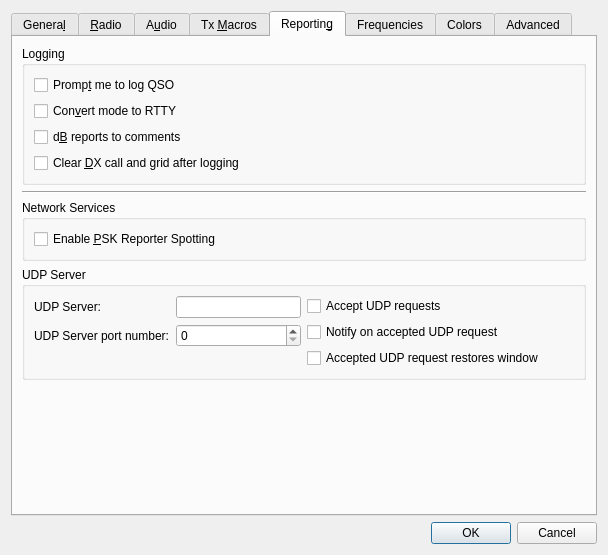
The window that Configuration.ui (saitohirga/WSJT-X) describes before a commit, drawn with Qt 5.
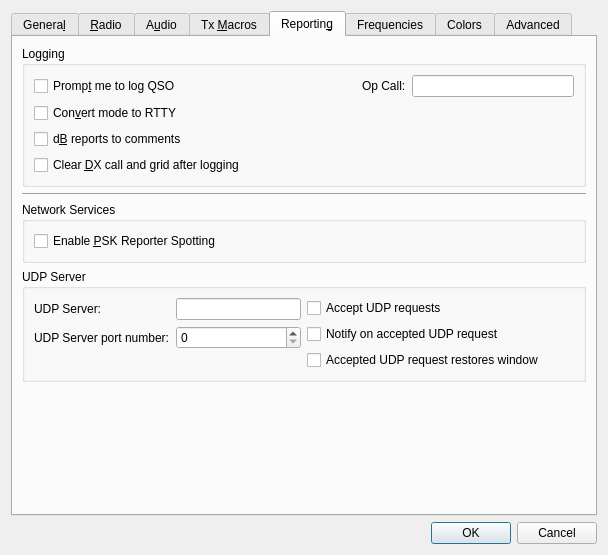
The same window after the commit. The open tabs and pages were chosen to show the change.

The edit to the form file:
```diff
--- a/Configuration.ui
+++ b/Configuration.ui
@@ -1620,6 +1620,8 @@
          </property>
          <layout class="QVBoxLayout" name="verticalLayout_8">
           <item>
+           <layout class="QGridLayout" name="gridLayout_14">
+            <item row="0" column="0">
            <widget class="QCheckBox" name="prompt_to_log_check_box">
             <property name="toolTip">
              <string>The program will pop up a partially completed Log QSO dialog when you send a 73 or free text message.</string>
@@ -1629,7 +1631,30 @@
             </property>
            </widget>
           </item>
-          <item>
+            <item row="0" column="1">
+             <spacer name="horizontalSpacer_6">
+              <property name="orientation">
+               <enum>Qt::Horizontal</enum>
+              </property>
+              <property name="sizeHint" stdset="0">
+               <size>
+                <width>40</width>
+                <height>20</height>
+               </size>
+              </property>
+             </spacer>
+            </item>
+            <item row="0" column="2">
+             <widget class="QLabel" name="label_13">
+              <property name="text">
+               <string>Op Call:</string>
+              </property>
+             </widget>
+            </item>
+            <item row="0" column="3">
+             <widget class="QLineEdit" name="opCallEntry"/>
+            </item>
+            <item row="1" column="0">
            <widget class="QCheckBox" name="log_as_RTTY_check_box">
             <property name="toolTip">
              <string>Some logging programs will not accept JT-65 or JT9 as a recognized mode.</string>
@@ -1639,7 +1664,7 @@
             </property>
            </widget>
           </item>
-          <item>
+            <item row="2" column="0">
            <widget class="QCheckBox" name="report_in_comments_check_box">
             <property name="toolTip">
              <string>Some logging programs will not accept the type of reports
@@ -1652,7 +1677,7 @@
             </property>
            </widget>
           </item>
-          <item>
+            <item row="3" column="0" colspan="2">
            <widget class="QCheckBox" name="clear_DX_check_box">
             <property name="toolTip">
              <string>Check this option to force the clearing of the DX Call
@@ -1664,6 +1689,8 @@
            </widget>
           </item>
          </layout>
+          </item>
+         </layout>
         </widget>
        </item>
        <item>
```
Left out of the diff: 8 changed lines with no effect on the pictures. Lines whose indentation alone changed are shown as unchanged.
